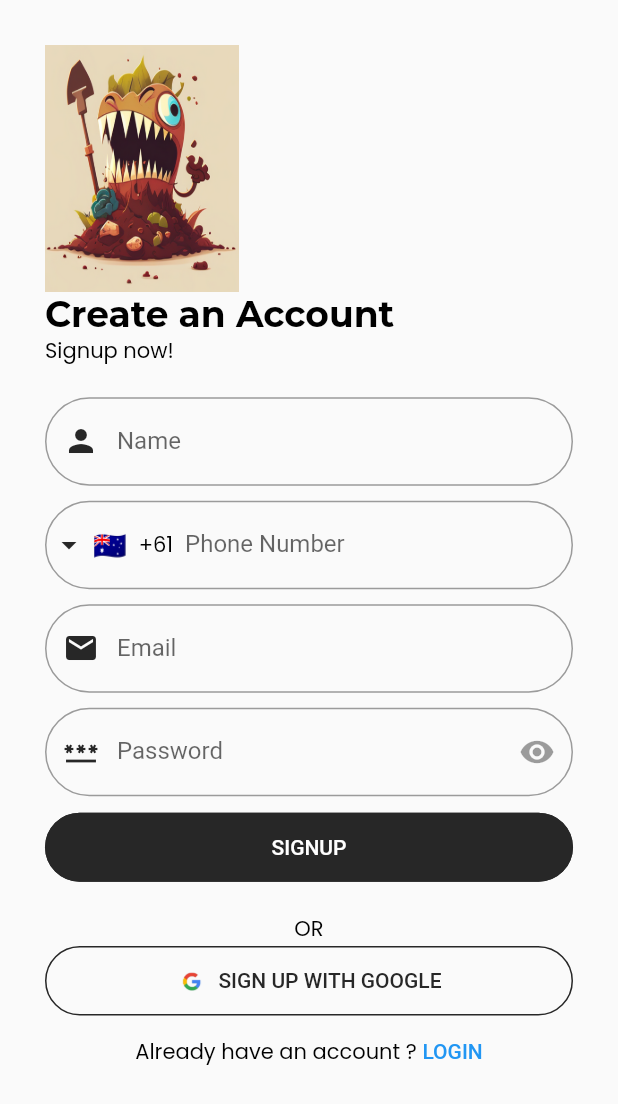
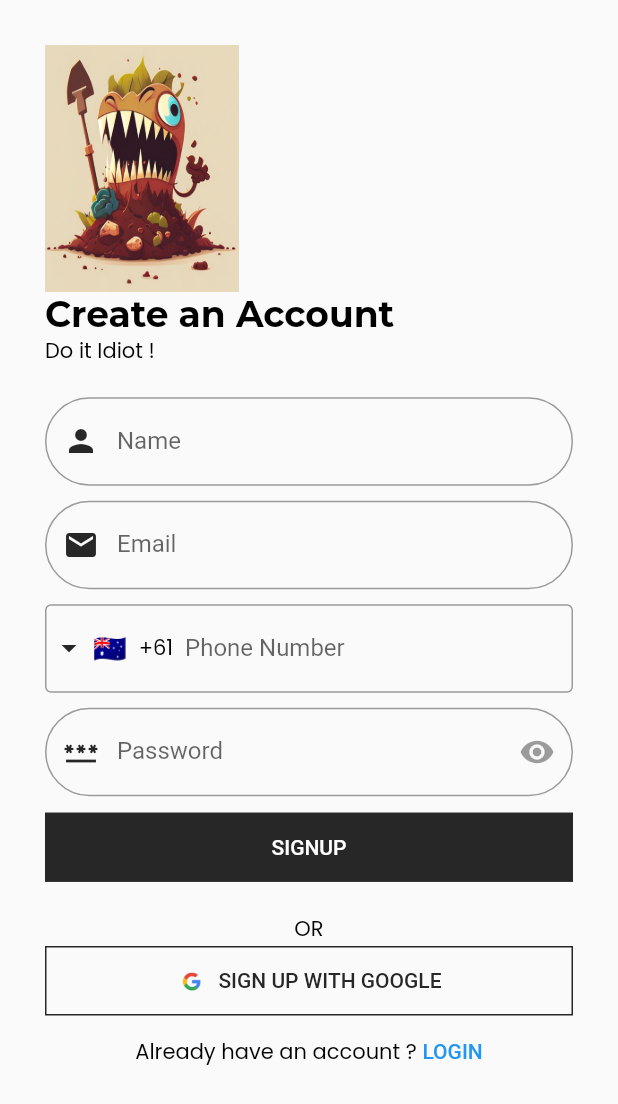
Before and after one commit to fwvu/UI-database, a Flutter app: the SignupScreen screen opened directly, on a phone screen of 412 x 824 dp. Shown: the top 1104 px of the screen. Run offline on Flutter 3.47's test engine with Material 2 defaults, Android fonts, the phone set to English and light mode, and no system bars; drawn by our look-alikes of intl_phone_field; our stand-ins replace cloud_firestore, firebase_auth, firebase_core, flutter_otp_text_field, get, google_fonts and 1 more; accounts and stored records are empty.

Commit message:
Revert "beta ready commit"
This reverts commit c82288779801e884276cd209c1582a4ba280a1dd.

```diff
--- a/lib/src/common_widgets/fade_in_animation/fade_in_animation_controller.dart
+++ b/lib/src/common_widgets/fade_in_animation/fade_in_animation_controller.dart
@@ -1,12 +1,12 @@
 import 'package:get/get.dart';
 import 'package:uidb/src/features/authentication/screens/welcome/welcome_screen.dart';
+
 
 class FadeInAnimationController extends GetxController{
   static FadeInAnimationController get find => Get.find();
 
   RxBool animate = false.obs;
 
-  // -- Splash Screen animation controller
   Future startSplashAnimation() async {
     await Future.delayed(const Duration(milliseconds: 500));
     animate.value = true;
@@ -16,9 +16,9 @@ class FadeInAnimationController extends GetxController{
     Get.to(() => const WelcomeScreen());
   }
 
-  // -- Welcome Screen animation controller
   Future startAnimation() async {
     await Future.delayed(const Duration(milliseconds: 500));
     animate.value = true;
   }
+
 }
--- a/lib/src/constants/text_strings.dart
+++ b/lib/src/constants/text_strings.dart
@@ -16,7 +16,7 @@ const String bpdWelcomeSubTitle = "Bin it";
 
 // -- Signup Screen Text
 const String bpdSignupTitle = "Create an Account";
-const String bpdSignupSubTitle = "Signup now!";
+const String bpdSignupSubTitle = "Do it Idiot !";
 
 // -- Login Screen Text
 const String bpdLoginTitle ="Login";
--- a/lib/src/features/authentication/screens/forget_password/forget_password_mail/forget_password_mail.dart
+++ b/lib/src/features/authentication/screens/forget_password/forget_password_mail/forget_password_mail.dart
@@ -37,7 +37,7 @@ class ForgetPasswordMailScreen extends StatelessWidget {
                 const SizedBox(height:20),
                 SizedBox(width: double.infinity, child: ElevatedButton(
                   onPressed: (){
-                    Get.to(() => const OTPScreen());
+                    //Get.to(() => const OTPScreen());
                   },
                   child: const Text("next"),
                 ),)
--- a/lib/src/features/authentication/screens/signup/signup_widgets/signup_form_widget.dart
+++ b/lib/src/features/authentication/screens/signup/signup_widgets/signup_form_widget.dart
@@ -32,24 +32,6 @@ class SignupFormWidget extends StatelessWidget {
               ),
             ),
             const SizedBox(height: bpdFormHeight - 20),
-            /* TextFormField(
-              controller: controller.phoneNo,
-              decoration: const InputDecoration(
-                label: Text(bpdPhone),
-                prefixIcon: Icon(Icons.phone),
-              ),
-            ),                    */
-            IntlPhoneField(
-              controller: controller.phoneNo,
-              disableLengthCheck: true,
-              decoration: InputDecoration(
-                labelText: 'Phone Number',
-                border: OutlineInputBorder(borderRadius: BorderRadius.circular(100)),
-              ),
-              initialCountryCode: 'AU',
-              //onChanged: (phone) {print(phone.completeNumber);},
-            ),
-            const SizedBox(height: bpdFormHeight - 20),
             TextFormField(
               controller: controller.email,
               validator: (value){
@@ -61,6 +43,26 @@ class SignupFormWidget extends StatelessWidget {
                 label: Text(bpdEmail),
                 prefixIcon: Icon(Icons.email),
               ),
+            ),
+            const SizedBox(height: bpdFormHeight - 20),
+           /* TextFormField(
+              controller: controller.phoneNo,
+              decoration: const InputDecoration(
+                label: Text(bpdPhone),
+                prefixIcon: Icon(Icons.phone),
+              ),
+            ),                    */
+          IntlPhoneField(
+              controller: controller.phoneNo,
+              disableLengthCheck: true,
+              decoration: const InputDecoration(
+                labelText: 'Phone Number',
+                border: OutlineInputBorder(
+                  borderSide: BorderSide(),
+                ),
+              ),
+              initialCountryCode: 'AU',
+              //onChanged: (phone) {print(phone.completeNumber);},
             ),
             const SizedBox(height: bpdFormHeight - 20),
             TextFormField(
--- a/lib/src/features/authentication/screens/splash_screen/splash_screen.dart
+++ b/lib/src/features/authentication/screens/splash_screen/splash_screen.dart
@@ -45,7 +45,7 @@ class SplashScreen extends StatelessWidget {
             ),
             bpdFadeInAnimation(
               durationInMs: 1600,
-              animate: bpdAnimatePosition(bottomBefore: 0, bottomAfter: 60, rightBefore: bpdDefaultSize, rightAfter: bpdDefaultSize,),
+              animate: bpdAnimatePosition(bottomBefore:  0, bottomAfter: 60, rightBefore: bpdDefaultSize, rightAfter: bpdDefaultSize,),
               child: Container(
                 width: bpdSplashContainerSize,
                 height: bpdSplashContainerSize,
--- a/lib/src/features/authentication/screens/welcome/welcome_screen.dart
+++ b/lib/src/features/authentication/screens/welcome/welcome_screen.dart
@@ -1,14 +1,14 @@
 import 'package:flutter/material.dart';
+import 'package:get/get.dart';
+import 'package:uidb/src/common_widgets/fade_in_animation/animation_design.dart';
+import 'package:uidb/src/common_widgets/fade_in_animation/fade_in_animation_model.dart';
 import 'package:uidb/src/constants/colors.dart';
 import 'package:uidb/src/constants/image_strings.dart';
 import 'package:uidb/src/constants/sizes.dart';
 import 'package:uidb/src/constants/text_strings.dart';
 import 'package:uidb/src/features/authentication/screens/login/login_screen.dart';
 import 'package:uidb/src/features/authentication/screens/signup/signup_screen.dart';
-import 'package:get/get.dart';
 import '../../../../common_widgets/fade_in_animation/fade_in_animation_controller.dart';
-import 'package:uidb/src/common_widgets/fade_in_animation/animation_design.dart';
-import 'package:uidb/src/common_widgets/fade_in_animation/fade_in_animation_model.dart';
 
 class WelcomeScreen extends StatelessWidget {
   const WelcomeScreen({Key? key}) : super(key: key);
--- a/lib/src/features/repository/profile/edit_profile_screen.dart
+++ b/lib/src/features/repository/profile/edit_profile_screen.dart
@@ -17,7 +17,7 @@ class EditProfileScreen extends StatelessWidget {
 
     return Scaffold(
       appBar: AppBar(
-        leading: IconButton(onPressed: () => Get.back(), icon: const Icon(Icons.arrow_back), color: Colors.black,),
+        leading: IconButton(onPressed: () => Get.back(), icon: const Icon(Icons.keyboard_arrow_left), color: Colors.black,),
         title: Text(bpdProfileEdit, style: Theme.of(context).textTheme.headlineSmall),
         centerTitle: true,
         elevation: 0,
--- a/lib/src/features/repository/profile/profile_screen.dart
+++ b/lib/src/features/repository/profile/profile_screen.dart
@@ -19,7 +19,7 @@ class ProfileScreen extends StatelessWidget {
 
     return Scaffold(
       appBar: AppBar(
-        leading: IconButton(onPressed: () => Get.back(), icon: const Icon(Icons.arrow_back), color: Colors.black,),
+        leading: IconButton(onPressed: () => Get.back(), icon: const Icon(Icons.keyboard_arrow_left), color: Colors.black,),
         title: Text(bpdAppName, style: Theme.of(context).textTheme.headlineSmall),
         centerTitle: true,
         elevation: 0,
--- a/lib/src/utils/theme/widget_themes/elevated_button_theme.dart
+++ b/lib/src/utils/theme/widget_themes/elevated_button_theme.dart
@@ -11,7 +11,7 @@ class bpdElevatedButtonTheme {
   static final lightElevatedButtonTheme = ElevatedButtonThemeData(
     style: ElevatedButton.styleFrom(
       elevation: 0,
-      shape: RoundedRectangleBorder(borderRadius: BorderRadius.circular(100)),
+      shape: const RoundedRectangleBorder(),
       foregroundColor: bpdWhiteColor,
       backgroundColor: bpdSecondaryColor,
       side: const BorderSide(color: bpdSecondaryColor),
@@ -24,7 +24,7 @@ class bpdElevatedButtonTheme {
   static final darkElevatedButtonTheme = ElevatedButtonThemeData(
     style: ElevatedButton.styleFrom(
       elevation: 0,
-      shape: RoundedRectangleBorder(borderRadius: BorderRadius.circular(100)),
+      shape: const RoundedRectangleBorder(),
       foregroundColor: bpdSecondaryColor,
       backgroundColor: bpdWhiteColor,
       side: const BorderSide(color: bpdSecondaryColor),
--- a/lib/src/utils/theme/widget_themes/outlined_button_theme.dart
+++ b/lib/src/utils/theme/widget_themes/outlined_button_theme.dart
@@ -11,7 +11,7 @@ class bpdOutlinedButtonTheme {
   static final lightOutlinedButtonTheme = OutlinedButtonThemeData(
     style: OutlinedButton.styleFrom(
       elevation: 0,
-      shape: RoundedRectangleBorder(borderRadius: BorderRadius.circular(100)),
+      shape: const RoundedRectangleBorder(),
       foregroundColor: bpdSecondaryColor,
       side: const BorderSide(color: bpdSecondaryColor),
       padding: const EdgeInsets.symmetric(vertical: bpdButtonHeight),
@@ -23,7 +23,7 @@ class bpdOutlinedButtonTheme {
   static final darkOutlinedButtonTheme = OutlinedButtonThemeData(
     style: OutlinedButton.styleFrom(
       elevation: 0,
-      shape: RoundedRectangleBorder(borderRadius: BorderRadius.circular(100)),
+      shape: const RoundedRectangleBorder(),
       foregroundColor: bpdWhiteColor,
       side: const BorderSide(color: bpdWhiteColor),
       padding: const EdgeInsets.symmetric(vertical: bpdButtonHeight),
```
Also changed, not shown: lib/src/features/repository/Dashboard/dashboard.dart (+9 -11 lines), lib/src/features/repository/authentication_repository/authentication_repository.dart (+0 -9 lines).
